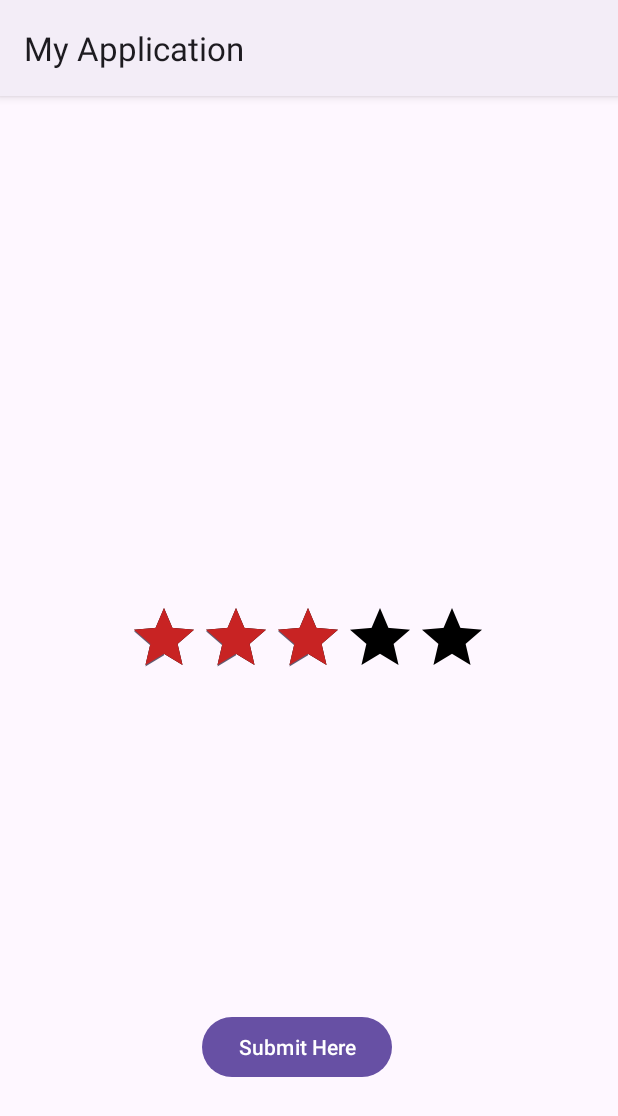
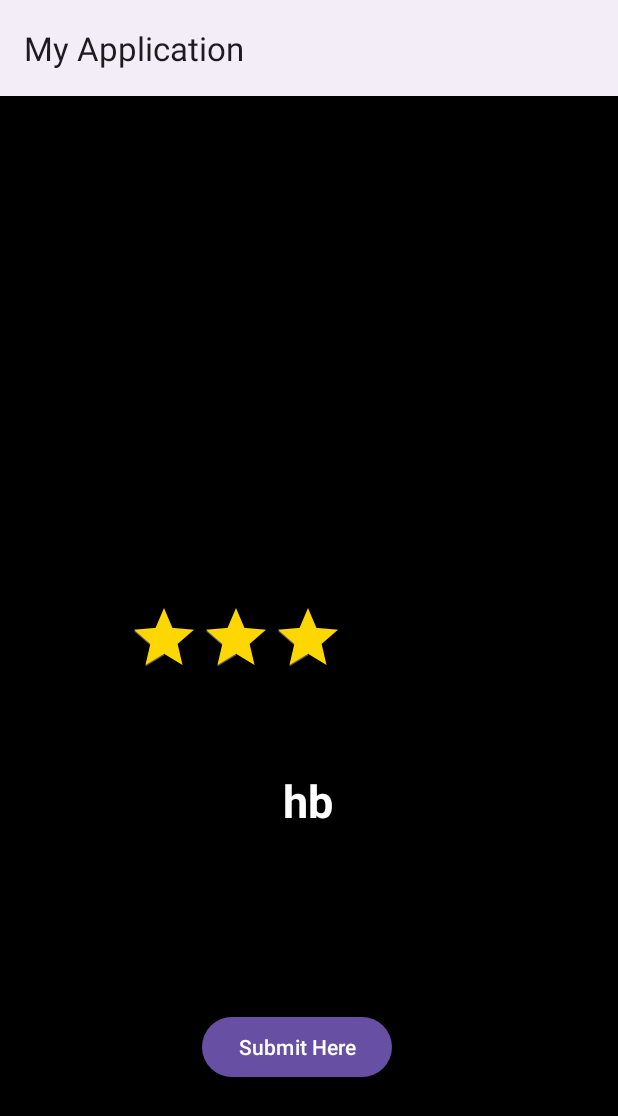
Before and after one commit to VenujaVP/Mobile_App_Dev, an Android app: the RatingPage screen opened directly, with no data from a screen before it, after a tap on "Submit Here", on a phone screen of 412 x 824 dp. Shown: the top 1116 px of the screen. Run offline under Robolectric (Android 15) with nearby library versions, the phone set to English and light mode, and no system bars; our stand-ins replace Firebase (no records; nobody signed in at launch, a user with empty details on screens opened directly).

Commit message:
update12

```diff
--- a/app/src/main/java/com/example/myapplication/RatingPage.java
+++ b/app/src/main/java/com/example/myapplication/RatingPage.java
@@ -1,39 +1,50 @@
 package com.example.myapplication;
 
 import android.os.Bundle;
-import android.view.View;
 import android.widget.Button;
 import android.widget.RatingBar;
 import android.widget.TextView;
 import android.widget.Toast;
 
-import androidx.activity.EdgeToEdge;
+import androidx.annotation.NonNull;
 import androidx.appcompat.app.AppCompatActivity;
-import androidx.core.graphics.Insets;
-import androidx.core.view.ViewCompat;
-import androidx.core.view.WindowInsetsCompat;
+
+import com.google.firebase.auth.FirebaseAuth;
+import com.google.firebase.database.DataSnapshot;
+import com.google.firebase.database.DatabaseError;
+import com.google.firebase.database.DatabaseReference;
+import com.google.firebase.database.FirebaseDatabase;
+import com.google.firebase.database.ValueEventListener;
 
 public class RatingPage extends AppCompatActivity {
 
     private RatingBar ratingBar;
     private TextView ratingScale;
-    private Button button;  // Added button declaration
+    private Button button;
+    private DatabaseReference ratingsDatabase;
+    private String recipeId;
+    private String currentUserId;
 
     @Override
     protected void onCreate(Bundle savedInstanceState) {
         super.onCreate(savedInstanceState);
-        EdgeToEdge.enable(this);
         setContentView(R.layout.activity_rating_page);
 
         ratingBar = findViewById(R.id.ratingBar2);
         ratingScale = findViewById(R.id.textView4);
         button = findViewById(R.id.button2);
 
-        ratingBar.setOnRatingBarChangeListener(new RatingBar.OnRatingBarChangeListener() {
-            @Override
-            public void onRatingChanged(RatingBar ratingBar, float rating, boolean fromUser) {
-                ratingScale.setText(String.valueOf(rating));
+        // Get current user ID and recipe ID from intent
+        currentUserId = FirebaseAuth.getInstance().getCurrentUser().getUid();
+        recipeId = getIntent().getStringExtra("recipeId");
 
+        // Initialize Firebase reference to the ratings node
+        ratingsDatabase = FirebaseDatabase.getInstance().getReference("recipes").child(recipeId).child("ratings");
+
+        // Check if the user has already rated this recipe
+        fetchUserRating();
+
+        ratingBar.setOnRatingBarChangeListener((ratingBar, rating, fromUser) -> {
             switch ((int) ratingBar.getRating()) {
                 case 1:
                     ratingScale.setText("Very Bad");
@@ -54,21 +65,44 @@ public class RatingPage extends AppCompatActivity {
                     ratingScale.setText("");
                     break;
             }
+        });
+
+        // Save or update rating
+        button.setOnClickListener(v -> {
+            float userRating = ratingBar.getRating();
+            saveOrUpdateRating(userRating);
+        });
+    }
+
+    // Method to check if the user has already rated
+    private void fetchUserRating() {
+        ratingsDatabase.child(currentUserId).addListenerForSingleValueEvent(new ValueEventListener() {
+            @Override
+            public void onDataChange(@NonNull DataSnapshot dataSnapshot) {
+                if (dataSnapshot.exists()) {
+                    // User has already rated, load the rating
+                    Float existingRating = dataSnapshot.getValue(Float.class);
+                    if (existingRating != null) {
+                        ratingBar.setRating(existingRating);
+                    }
+                }
+            }
+
+            @Override
+            public void onCancelled(@NonNull DatabaseError databaseError) {
+                Toast.makeText(RatingPage.this, "Failed to load rating", Toast.LENGTH_SHORT).show();
             }
         });
+    }
 
-        button.setOnClickListener(new View.OnClickListener() {  // Corrected View.OnClickListener implementation
-            @Override
-            public void onClick(View view) {
-                String message = String.valueOf(ratingBar.getRating());
-                Toast.makeText(RatingPage.this, "Rating is: " + message, Toast.LENGTH_SHORT).show();  // Corrected class name for Toast
+    // Method to save or update the user's rating in Firebase
+    private void saveOrUpdateRating(float rating) {
+        ratingsDatabase.child(currentUserId).setValue(rating).addOnCompleteListener(task -> {
+            if (task.isSuccessful()) {
+                Toast.makeText(RatingPage.this, "Rating saved", Toast.LENGTH_SHORT).show();
+            } else {
+                Toast.makeText(RatingPage.this, "Failed to save rating", Toast.LENGTH_SHORT).show();
             }
-        });
-
-        ViewCompat.setOnApplyWindowInsetsListener(findViewById(R.id.main), (v, insets) -> {
-            Insets systemBars = insets.getInsets(WindowInsetsCompat.Type.systemBars());
-            v.setPadding(systemBars.left, systemBars.top, systemBars.right, systemBars.bottom);
-            return insets;
         });
     }
 }
--- a/app/src/main/res/layout/activity_rating_page.xml
+++ b/app/src/main/res/layout/activity_rating_page.xml
@@ -5,6 +5,8 @@
     android:id="@+id/main"
     android:layout_width="match_parent"
     android:layout_height="match_parent"
+    android:background="#000000"
+    android:backgroundTint="#000000"
     tools:context=".RatingPage">
 
     <androidx.constraintlayout.widget.ConstraintLayout
@@ -40,21 +42,31 @@
 
             android:numStars="5"
             android:rating="3"
-            android:progressTint="#C82323"
+            android:progressTint="#FFD700"
             android:stepSize="1"
             android:progressBackgroundTint="@color/black"
             />
 
         <TextView
             android:id="@+id/textView4"
-            android:layout_width="109dp"
-            android:layout_height="38dp"
-            android:text=""
+            android:layout_width="wrap_content"
+            android:layout_height="wrap_content"
+            android:text="hb"
+            android:textSize="30sp"
+            android:textStyle="bold"
+            android:padding="16dp"
+            android:backgroundTint="@color/black"
+            android:elevation="4dp"
+            android:textColor="@color/white"
+            android:gravity="center"
             app:layout_constraintBottom_toBottomOf="parent"
             app:layout_constraintEnd_toEndOf="parent"
             app:layout_constraintHorizontal_bias="0.498"
             app:layout_constraintStart_toStartOf="parent"
             app:layout_constraintTop_toTopOf="parent"
             app:layout_constraintVertical_bias="0.63" />
+
+
+
     </androidx.constraintlayout.widget.ConstraintLayout>
 </androidx.constraintlayout.widget.ConstraintLayout>
--- a/app/src/main/res/layout/activity_recapidetails.xml
+++ b/app/src/main/res/layout/activity_recapidetails.xml
@@ -147,7 +147,13 @@
         app:layout_constraintHorizontal_bias="0.496"
         app:layout_constraintStart_toStartOf="parent"
         app:layout_constraintTop_toBottomOf="@id/recipeInstructionsText"
-        app:layout_constraintVertical_bias="0.0" />
+        app:layout_constraintVertical_bias="0.0"
+        android:numStars="5"
+        android:rating="3"
+        android:progressTint="#FFD700"
+        android:stepSize="1"
+        android:progressBackgroundTint="@color/white"
+        />
 
     <LinearLayout
         android:id="@+id/linearLayout"
```
Lines whose indentation alone changed are shown as unchanged.
